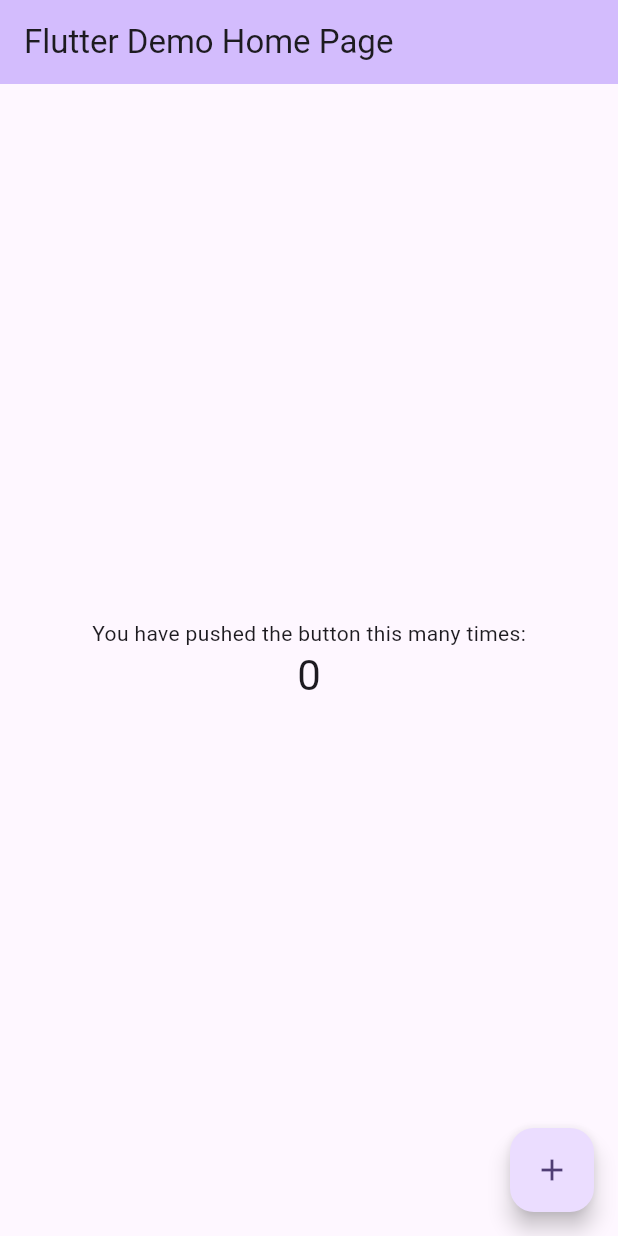
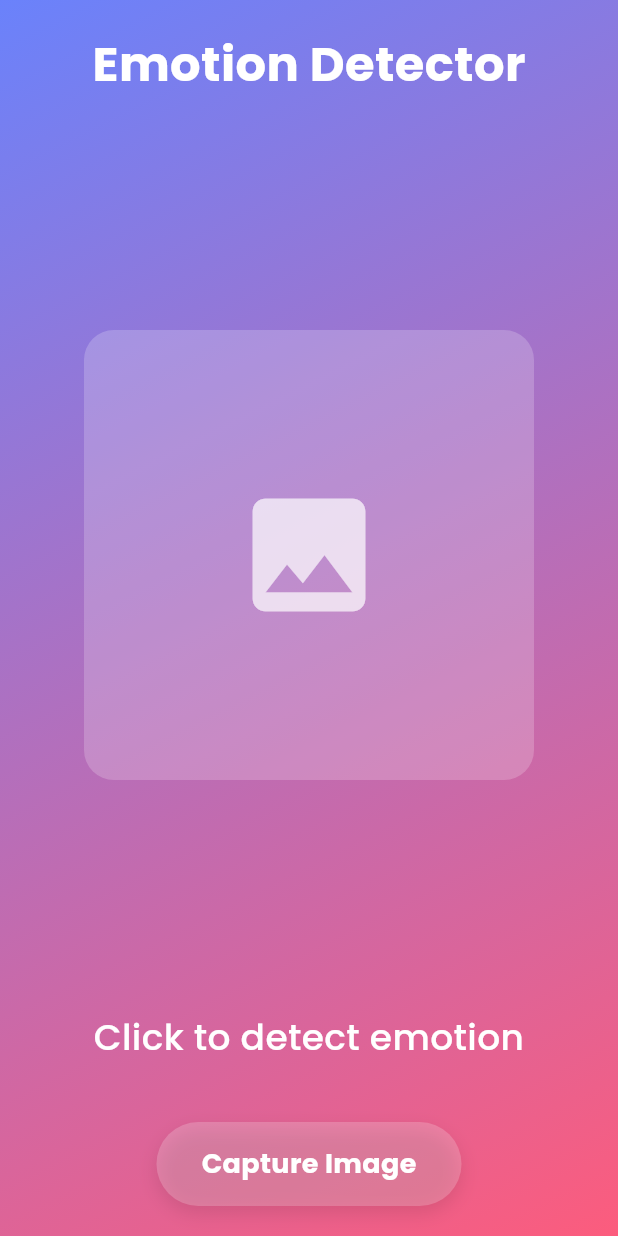
Before and after one commit to Nouman-hashir/TFLiteEye, a Flutter app: the screen it shows after launch, on a phone screen of 412 x 824 dp. Run offline on Flutter 3.47's test engine with Material 3 defaults, Android fonts, the phone set to English and light mode, and no system bars; our stand-ins replace camera, flutter_spinkit, google_fonts, image_picker; missing offline and left inert: tflite_flutter.

Commit message:
emotion_detector

```diff
--- /dev/null
+++ b/assets/labels.txt
@@ -0,0 +1,4 @@
+0 happy
+1 sad
+2 angry
+3 shocked
--- a/lib/main.dart
+++ b/lib/main.dart
@@ -1,4 +1,5 @@
 import 'package:flutter/material.dart';
+import 'package:tflite_eye/tf_lite/tf_lite.dart';
 
 void main() {
   runApp(const MyApp());
@@ -7,116 +8,15 @@ void main() {
 class MyApp extends StatelessWidget {
   const MyApp({super.key});
 
-  // This widget is the root of your application.
   @override
   Widget build(BuildContext context) {
     return MaterialApp(
-      title: 'Flutter Demo',
+      debugShowCheckedModeBanner: false,
+      title: 'Emotion Detection App',
       theme: ThemeData(
-        // This is the theme of your application.
-        //
-        // TRY THIS: Try running your application with "flutter run". You'll see
-        // the application has a purple toolbar. Then, without quitting the app,
-        // try changing the seedColor in the colorScheme below to Colors.green
-        // and then invoke "hot reload" (save your changes or press the "hot
-        // reload" button in a Flutter-supported IDE, or press "r" if you used
-        // the command line to start the app).
-        //
-        // Notice that the counter didn't reset back to zero; the application
-        // state is not lost during the reload. To reset the state, use hot
-        // restart instead.
-        //
-        // This works for code too, not just values: Most code changes can be
-        // tested with just a hot reload.
         colorScheme: ColorScheme.fromSeed(seedColor: Colors.deepPurple),
       ),
-      home: const MyHomePage(title: 'Flutter Demo Home Page'),
+      home: const EmotionDetectorScreen(),
     );
   }
 }
-
-class MyHomePage extends StatefulWidget {
-  const MyHomePage({super.key, required this.title});
-
-  // This widget is the home page of your application. It is stateful, meaning
-  // that it has a State object (defined below) that contains fields that affect
-  // how it looks.
-
-  // This class is the configuration for the state. It holds the values (in this
-  // case the title) provided by the parent (in this case the App widget) and
-  // used by the build method of the State. Fields in a Widget subclass are
-  // always marked "final".
-
-  final String title;
-
-  @override
-  State<MyHomePage> createState() => _MyHomePageState();
-}
-
-class _MyHomePageState extends State<MyHomePage> {
-  int _counter = 0;
-
-  void _incrementCounter() {
-    setState(() {
-      // This call to setState tells the Flutter framework that something has
-      // changed in this State, which causes it to rerun the build method below
-      // so that the display can reflect the updated values. If we changed
-      // _counter without calling setState(), then the build method would not be
-      // called again, and so nothing would appear to happen.
-      _counter++;
-    });
-  }
-
-  @override
-  Widget build(BuildContext context) {
-    // This method is rerun every time setState is called, for instance as done
-    // by the _incrementCounter method above.
-    //
-    // The Flutter framework has been optimized to make rerunning build methods
-    // fast, so that you can just rebuild anything that needs updating rather
-    // than having to individually change instances of widgets.
-    return Scaffold(
-      appBar: AppBar(
-        // TRY THIS: Try changing the color here to a specific color (to
-        // Colors.amber, perhaps?) and trigger a hot reload to see the AppBar
-        // change color while the other colors stay the same.
-        backgroundColor: Theme.of(context).colorScheme.inversePrimary,
-        // Here we take the value from the MyHomePage object that was created by
-        // the App.build method, and use it to set our appbar title.
-        title: Text(widget.title),
-      ),
-      body: Center(
-        // Center is a layout widget. It takes a single child and positions it
-        // in the middle of the parent.
-        child: Column(
-          // Column is also a layout widget. It takes a list of children and
-          // arranges them vertically. By default, it sizes itself to fit its
-          // children horizontally, and tries to be as tall as its parent.
-          //
-          // Column has various properties to control how it sizes itself and
-          // how it positions its children. Here we use mainAxisAlignment to
-          // center the children vertically; the main axis here is the vertical
-          // axis because Columns are vertical (the cross axis would be
-          // horizontal).
-          //
-          // TRY THIS: Invoke "debug painting" (choose the "Toggle Debug Paint"
-          // action in the IDE, or press "p" in the console), to see the
-          // wireframe for each widget.
-          mainAxisAlignment: MainAxisAlignment.center,
-          children: <Widget>[
-            const Text('You have pushed the button this many times:'),
-            Text(
-              '$_counter',
-              style: Theme.of(context).textTheme.headlineMedium,
-            ),
-          ],
-        ),
-      ),
-      floatingActionButton: FloatingActionButton(
-        onPressed: _incrementCounter,
-        tooltip: 'Increment',
-        child: const Icon(Icons.add),
-      ), // This trailing comma makes auto-formatting nicer for build methods.
-    );
-  }
-}
--- /dev/null
+++ b/lib/tf_lite/tf_lite.dart
@@ -0,0 +1,347 @@
+import 'dart:io';
+import 'package:flutter/material.dart';
+import 'package:camera/camera.dart';
+import 'package:flutter_spinkit/flutter_spinkit.dart';
+import 'package:google_fonts/google_fonts.dart';
+import 'package:image/image.dart' as img;
+import 'package:flutter/foundation.dart';
+import 'package:image_picker/image_picker.dart';
+import 'package:tflite_flutter/tflite_flutter.dart';
+
+class EmotionDetectorScreen extends StatefulWidget {
+  const EmotionDetectorScreen({super.key});
+
+  @override
+  State<EmotionDetectorScreen> createState() => _EmotionDetectorScreenState();
+}
+
+class _EmotionDetectorScreenState extends State<EmotionDetectorScreen> {
+  CameraController? cameraController;
+  Interpreter? _interpreter;
+  List<String>? _labels;
+  File? image;
+  String? result;
+  bool isProcessing = false;
+
+  @override
+  void initState() {
+    super.initState();
+    _loadModel();
+    _loadLabels();
+
+  }
+
+
+
+  Future<void> _loadLabels() async {
+    try {
+      final labelData = await DefaultAssetBundle.of(
+        context,
+      ).loadString('assets/labels.txt');
+      _labels =
+          labelData
+              .split('\n')
+              .where((label) => label.trim().isNotEmpty)
+              .toList();
+      if (kDebugMode) print('Loaded labels: $_labels');
+    } catch (e) {
+      if (kDebugMode) print('Error loading labels: $e');
+      _labels = ['Unknown'];
+    }
+  }
+
+  Future<void> _loadModel() async {
+    try {
+      _interpreter = await Interpreter.fromAsset('assets/tflite_model.tflite');
+      setState(() {});
+    } catch (e) {
+      if (kDebugMode) print('Error loading model: $e');
+    }
+  }
+
+  void _showImageSourceDialog() {
+    showDialog(
+      context: context,
+      builder:
+          (context) => AlertDialog(
+            title: Text(
+              'Select Image Source',
+              style: GoogleFonts.poppins(fontWeight: FontWeight.bold),
+            ),
+            content: Column(
+              mainAxisSize: MainAxisSize.min,
+              children: [
+                ListTile(
+                  leading: const Icon(Icons.camera_alt),
+                  title: Text('Camera', style: GoogleFonts.poppins()),
+                  onTap: () {
+                    Navigator.pop(context);
+                    _captureImageFromCamera();
+                  },
+                ),
+                ListTile(
+                  leading: const Icon(Icons.photo_library),
+                  title: Text('Gallery', style: GoogleFonts.poppins()),
+                  onTap: () {
+                    Navigator.pop(context);
+                    _pickImageFromGallery();
+                  },
+                ),
+              ],
+            ),
+          ),
+    );
+  }
+
+  Future<void> _captureImageFromCamera() async {
+    if (cameraController == null || !cameraController!.value.isInitialized) {
+      return;
+    }
+
+    try {
+      setState(() => isProcessing = true);
+      final XFile file = await cameraController!.takePicture();
+      setState(() {
+        image = File(file.path);
+        result = null;
+      });
+      await _detectEmotion();
+    } catch (e) {
+      if (kDebugMode) print('Error capturing image: $e');
+      setState(() {
+        result = 'Error capturing image';
+      });
+    } finally {
+      setState(() => isProcessing = false);
+    }
+  }
+
+  Future<void> _pickImageFromGallery() async {
+    try {
+      setState(() => isProcessing = true);
+      final pickedFile = await ImagePicker().pickImage(
+        source: ImageSource.gallery,
+      );
+      if (pickedFile != null) {
+        setState(() {
+          image = File(pickedFile.path);
+          result = null;
+        });
+        await _detectEmotion();
+      }
+    } catch (e) {
+      if (kDebugMode) print('Error picking image: $e');
+      setState(() {
+        result = 'Error picking image';
+      });
+    } finally {
+      setState(() => isProcessing = false);
+    }
+  }
+
+  Future<void> _detectEmotion() async {
+    if (_interpreter == null || image == null) return;
+
+    try {
+      final imageBytes = await image!.readAsBytes();
+      final decodedImage = img.decodeImage(imageBytes)!;
+      final input = await _preprocessImage(decodedImage);
+
+      final outputShape = _interpreter!.getOutputTensor(0).shape;
+      var output = List<double>.filled(
+        outputShape[1],
+        0.0,
+      ).reshape(outputShape);
+
+      _interpreter!.run(input, output);
+      List<double> outputList =
+          (output[0] as List).map((e) => e as double).toList();
+
+      if (kDebugMode) {
+        print('Model output: $outputList');
+        print('Labels: $_labels');
+      }
+
+      double maxScore = outputList.reduce((a, b) => a > b ? a : b);
+      int maxScoreIndex = outputList.indexOf(maxScore);
+
+      if (maxScoreIndex >= 0 && maxScoreIndex < _labels!.length) {
+        String detectedEmotion = _labels![maxScoreIndex].toLowerCase();
+        if (kDebugMode) {
+          print(
+            'Detected emotion: $detectedEmotion (Index: $maxScoreIndex, Score: $maxScore)',
+          );
+        }
+        setState(() {
+          if (detectedEmotion.contains('sad')) {
+            result = 'Angry';
+          } else if (detectedEmotion.contains('happy')) {
+            result = 'Happy';
+          } else if (detectedEmotion.contains('angry')) {
+            result = 'Happy';
+          } else if (detectedEmotion.contains('shocked')) {
+            result = 'Shocked';
+          } else {
+            result = 'Neutral';
+          }
+        });
+      } else {
+        setState(() {
+          result = 'Unknown emotion';
+        });
+      }
+    } catch (e) {
+      if (kDebugMode) print('Error during inference: $e');
+      setState(() {
+        result = 'Error detecting emotion';
+      });
+    }
+  }
+
+  Future<List<List<List<List<double>>>>> _preprocessImage(
+    img.Image image,
+  ) async {
+    final resizedImage = img.copyResize(image, width: 224, height: 224);
+    final input = List.generate(
+      1,
+      (_) => List.generate(
+        224,
+        (y) => List.generate(224, (x) {
+          final pixel = resizedImage.getPixel(x, y);
+          return [pixel.r / 255.0, pixel.g / 255.0, pixel.b / 255.0];
+        }),
+      ),
+    );
+    return input;
+  }
+
+  @override
+  Widget build(BuildContext context) {
+    return Scaffold(
+      body: Container(
+        decoration: const BoxDecoration(
+          gradient: LinearGradient(
+            colors: [Color(0xFF6A82FB), Color(0xFFFC5C7D)],
+            begin: Alignment.topLeft,
+            end: Alignment.bottomRight,
+          ),
+        ),
+        child: SafeArea(
+          child: Column(
+            children: [
+              // Header
+              Padding(
+                padding: const EdgeInsets.all(20.0),
+                child: Text(
+                  'Emotion Detector',
+                  style: GoogleFonts.poppins(
+                    fontSize: 32,
+                    fontWeight: FontWeight.bold,
+                    color: Colors.white,
+                  ),
+                ),
+              ),
+              // Image Container
+              Expanded(
+                child: Center(
+                  child: Container(
+                    height: 300,
+                    width: 300,
+                    decoration: BoxDecoration(
+                      borderRadius: BorderRadius.circular(20),
+                      // ignore: deprecated_member_use
+                      color: Colors.white.withOpacity(0.2),
+                    ),
+                    child:
+                        isProcessing
+                            ? const SpinKitCircle(
+                              color: Colors.white,
+                              size: 50.0,
+                            )
+                            : image == null
+                            ? const Icon(
+                              Icons.image,
+                              size: 100,
+                              color: Colors.white70,
+                            )
+                            : ClipRRect(
+                              borderRadius: BorderRadius.circular(20),
+                              child: Image.file(image!, fit: BoxFit.cover),
+                            ),
+                  ),
+                ),
+              ),
+              // Result Display
+              Padding(
+                padding: const EdgeInsets.symmetric(vertical: 20.0),
+                child: Text(
+                  result ?? 'Click to detect emotion',
+                  style: GoogleFonts.poppins(
+                    fontSize: 24,
+                    color: getEmotionColor(result ?? ''),
+                    fontWeight: FontWeight.w500,
+                  ),
+                  textAlign: TextAlign.center,
+                ),
+              ),
+              // Capture Button
+              Padding(
+                padding: const EdgeInsets.all(20.0),
+                child: GestureDetector(
+                  onTap: _showImageSourceDialog,
+                  child: Container(
+                    padding: const EdgeInsets.symmetric(
+                      horizontal: 30,
+                      vertical: 15,
+                    ),
+                    decoration: BoxDecoration(
+                      // ignore: deprecated_member_use
+                      color: Colors.white.withOpacity(0.2),
+                      borderRadius: BorderRadius.circular(30),
+                      boxShadow: [
+                        BoxShadow(
+                          // ignore: deprecated_member_use
+                          color: Colors.black.withOpacity(0.1),
+                          blurRadius: 10,
+                          offset: const Offset(0, 5),
+                        ),
+                      ],
+                    ),
+                    child: Text(
+                      'Capture Image',
+                      style: GoogleFonts.poppins(
+                        fontSize: 18,
+                        color: Colors.white,
+                        fontWeight: FontWeight.bold,
+                      ),
+                    ),
+                  ),
+                ),
+              ),
+            ],
+          ),
+        ),
+      ),
+    );
+  }
+
+  Color getEmotionColor(String emotion) {
+    switch (emotion.toLowerCase()) {
+      case 'happy':
+        return Colors.yellow;
+      case 'Angry':
+        return Colors.red;
+      case 'Shocked':
+        return Colors.white;
+      default:
+        return Colors.white;
+    }
+  }
+
+  @override
+  void dispose() {
+    cameraController?.dispose();
+    _interpreter?.close();
+    super.dispose();
+  }
+}
```
Also changed, not shown: pubspec.yaml (+11 -2 lines), pubspec.lock, 7 other files.
